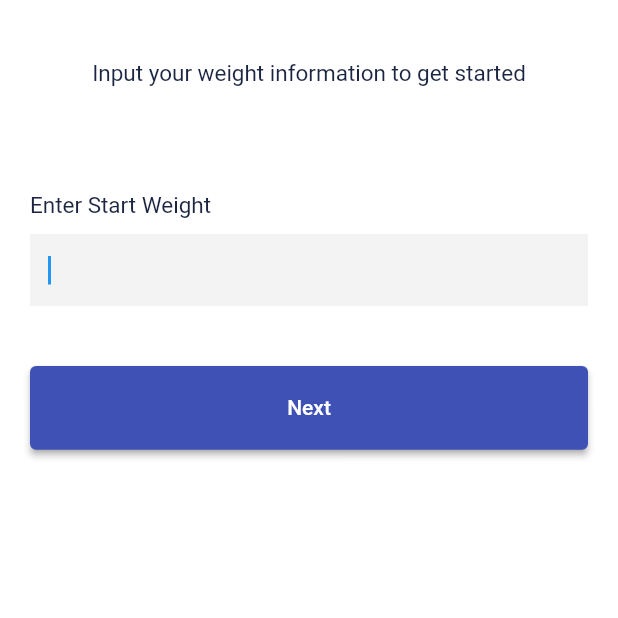
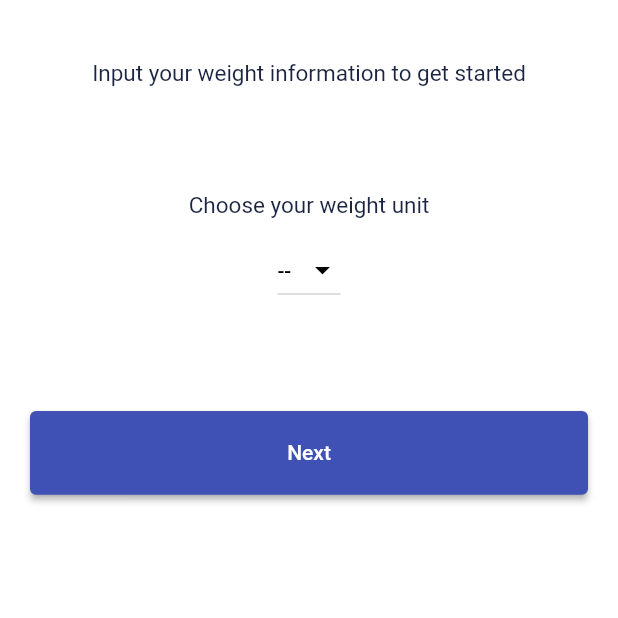
Before and after one commit to Ashhas/Weighty, a Flutter app: the screen it shows after launch, after a tap on "Get Started", on a phone screen of 412 x 824 dp, the top half of it. Run offline on Flutter 3.47's test engine with Material 2 defaults, Android fonts, the phone set to English and light mode, and no system bars; our stand-ins replace bloc, equatable, fl_chart, flutter_bloc, hive, hive_flutter and 6 more; accounts and stored records are empty; generated files the repository leaves out were written again.

Commit message:
+ Added screen to OnBoarding for weightUnit input

```diff
--- a/lib/bloc/on_boarding/on_boarding_bloc.dart
+++ b/lib/bloc/on_boarding/on_boarding_bloc.dart
@@ -19,11 +19,21 @@ class OnBoardingBloc extends Bloc<OnBoardingEvent, OnBoardingState> {
 
   @override
   Stream<OnBoardingState> mapEventToState(OnBoardingEvent event) async* {
-    if (event is AddedStartWeight) {
+    if (event is AddedWeightUnit) {
+      yield* _mapAddedWeightUnitToState(event, state);
+    } else if (event is AddedStartWeight) {
       yield* _mapAddedStartWeightToState(event, state);
     } else if (event is AddedWeightGoal) {
       yield* _mapAddedWeightGoalToState(event, state);
     }
+  }
+
+  Stream<OnBoardingState> _mapAddedWeightUnitToState(
+      AddedWeightUnit event, OnBoardingState state) async* {
+    final sharedPrefService = await SharedPreferencesService.instance;
+
+    //Saving Weight Unit choice
+    sharedPrefService.setWeightUnitType(event.weightUnit);
   }
 
   Stream<OnBoardingState> _mapAddedStartWeightToState(
--- a/lib/bloc/on_boarding/on_boarding_event.dart
+++ b/lib/bloc/on_boarding/on_boarding_event.dart
@@ -4,6 +4,15 @@ part of 'on_boarding_bloc.dart';
 abstract class OnBoardingEvent extends Equatable {}
 
 class OnBoardingOpened extends OnBoardingEvent {
+  @override
+  List<Object> get props => [];
+}
+
+class AddedWeightUnit extends OnBoardingEvent {
+  final String weightUnit;
+
+  AddedWeightUnit({this.weightUnit});
+
   @override
   List<Object> get props => [];
 }
--- a/lib/ui/on_boarding/on_boarding_entry_screen.dart
+++ b/lib/ui/on_boarding/on_boarding_entry_screen.dart
@@ -1,6 +1,7 @@
 import 'package:flutter/material.dart';
 import 'package:page_transition/page_transition.dart';
 import 'package:weighty/ui/on_boarding/on_boarding_start_weight_screen.dart';
+import 'package:weighty/ui/on_boarding/on_boarding_weight_unit_screen.dart';
 
 class OnBoardingEntryScreen extends StatefulWidget {
   @override
@@ -78,7 +79,7 @@ class _OnBoardingEntryScreenState extends State<OnBoardingEntryScreen> {
                         context,
                         PageTransition(
                           type: PageTransitionType.rightToLeft,
-                          child: OnBoardingStartScreen(),
+                          child: OnBoardingUnitScreen(),
                         ),
                       );
                     },
--- /dev/null
+++ b/lib/ui/on_boarding/on_boarding_weight_unit_screen.dart
@@ -0,0 +1,159 @@
+import 'package:flutter/cupertino.dart';
+import 'package:flutter/material.dart';
+import 'package:flutter_bloc/flutter_bloc.dart';
+import 'package:page_transition/page_transition.dart';
+import 'package:weighty/bloc/on_boarding/on_boarding_bloc.dart';
+import 'package:weighty/ui/on_boarding/on_boarding_goal_screen.dart';
+import 'package:weighty/ui/on_boarding/on_boarding_start_weight_screen.dart';
+
+class OnBoardingUnitScreen extends StatefulWidget {
+  @override
+  _OnBoardingUnitScreenState createState() => _OnBoardingUnitScreenState();
+}
+
+class _OnBoardingUnitScreenState extends State<OnBoardingUnitScreen> {
+  final TextEditingController startWeightController = TextEditingController();
+
+  //Feedback Variables
+  bool onlyNumbers = true;
+  bool filledIn = true;
+  String _chosenValue;
+
+  @override
+  Widget build(BuildContext context) {
+    return Scaffold(
+      backgroundColor: Colors.white,
+      resizeToAvoidBottomInset: false,
+      body: SafeArea(
+        child: Padding(
+          padding: EdgeInsets.symmetric(horizontal: 20),
+          child: Column(
+            mainAxisAlignment: MainAxisAlignment.start,
+            crossAxisAlignment: CrossAxisAlignment.center,
+            children: <Widget>[
+              SizedBox(height: 40),
+              Center(
+                child: Text(
+                  "Input your weight information to get started",
+                  style: Theme.of(context).primaryTextTheme.bodyText2,
+                ),
+              ),
+              SizedBox(
+                height: 70,
+              ),
+              Column(
+                crossAxisAlignment: CrossAxisAlignment.center,
+                children: [
+                  Text(
+                    "Choose your weight unit",
+                    style: Theme.of(context).primaryTextTheme.bodyText2,
+                  ),
+                  SizedBox(height: 5),
+                  _feedbackMessageWidgets(),
+                  SizedBox(height: 5),
+                  DropdownButton<String>(
+                    focusColor: Colors.white,
+                    value: _chosenValue,
+                    // elevation: 5,
+                    style: TextStyle(color: Colors.white),
+                    iconEnabledColor: Colors.black,
+                    items: <String>[
+                      'KG',
+                      'LB',
+                    ].map<DropdownMenuItem<String>>((String value) {
+                      return DropdownMenuItem<String>(
+                        value: value,
+                        child: Text(
+                          value,
+                          style: TextStyle(color: Colors.black),
+                        ),
+                      );
+                    }).toList(),
+                    hint: Text(
+                      "--",
+                      style: TextStyle(
+                          color: Colors.black,
+                          fontSize: 14,
+                          fontWeight: FontWeight.w500),
+                    ),
+                    onChanged: (String value) {
+                      setState(() {
+                        _chosenValue = value;
+                      });
+                    },
+                  ),
+                ],
+              ),
+              SizedBox(height: 70),
+              AspectRatio(
+                aspectRatio: 20 / 3,
+                child: ElevatedButton(
+                  onPressed: () {
+                    if (_chosenValue != null) {
+                      //Add Start Weight
+                      BlocProvider.of<OnBoardingBloc>(context)
+                          .add(AddedWeightUnit(weightUnit: _chosenValue));
+
+                      //Navigate to Goal Screen
+                      Navigator.push(
+                        context,
+                        PageTransition(
+                          type: PageTransitionType.rightToLeft,
+                          child: OnBoardingStartScreen(),
+                        ),
+                      );
+                    } else {
+                      _showNotFilledInMessage();
+                    }
+                  },
+                  child: Text(
+                    "Next",
+                    style: TextStyle(color: Colors.white),
+                  ),
+                  style: ElevatedButton.styleFrom(
+                    primary: Theme.of(context).accentColor,
+                    onPrimary: Colors.white,
+                  ),
+                ),
+              ),
+              SizedBox(height: 30),
+            ],
+          ),
+        ),
+      ),
+    );
+  }
+
+  _feedbackMessageWidgets() {
+    return Column(
+      children: [
+        Visibility(
+          visible: !filledIn,
+          child: Column(
+            children: [
+              SizedBox(height: 20),
+              Center(
+                child: Text(
+                  "Not everything has been filled in",
+                  style: Theme.of(context).primaryTextTheme.subtitle2,
+                ),
+              )
+            ],
+          ),
+        ),
+      ],
+    );
+  }
+
+  _showNotFilledInMessage() {
+    setState(() {
+      filledIn = false;
+    });
+
+    Future.delayed(Duration(seconds: 6)).then((value) => {
+          setState(() {
+            filledIn = true;
+          })
+        });
+  }
+}
```
